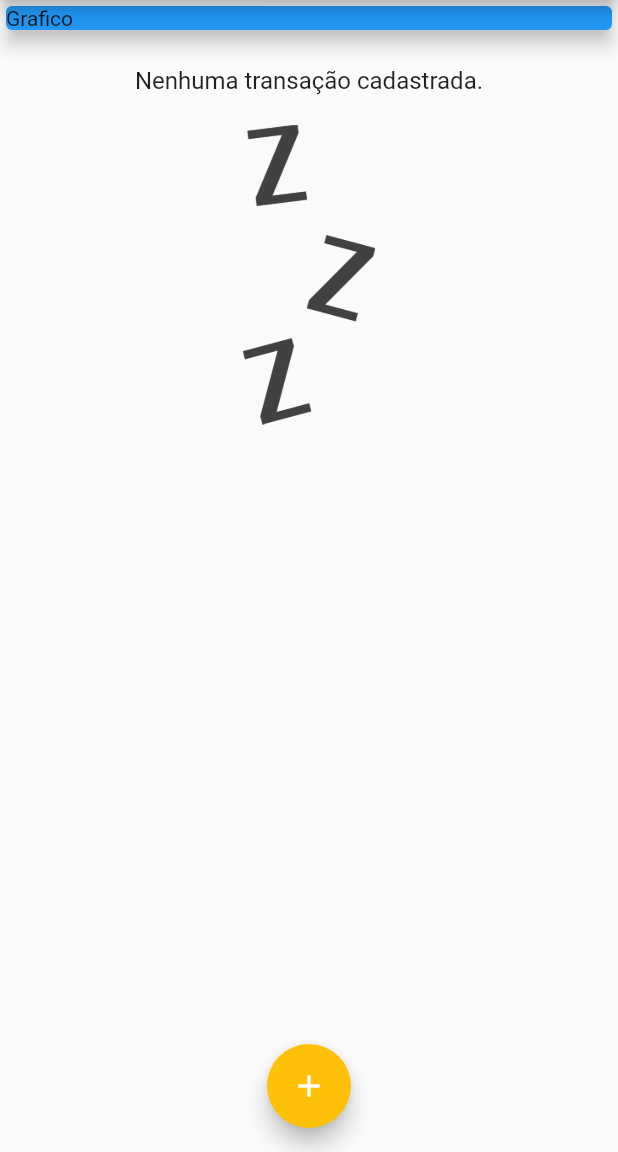
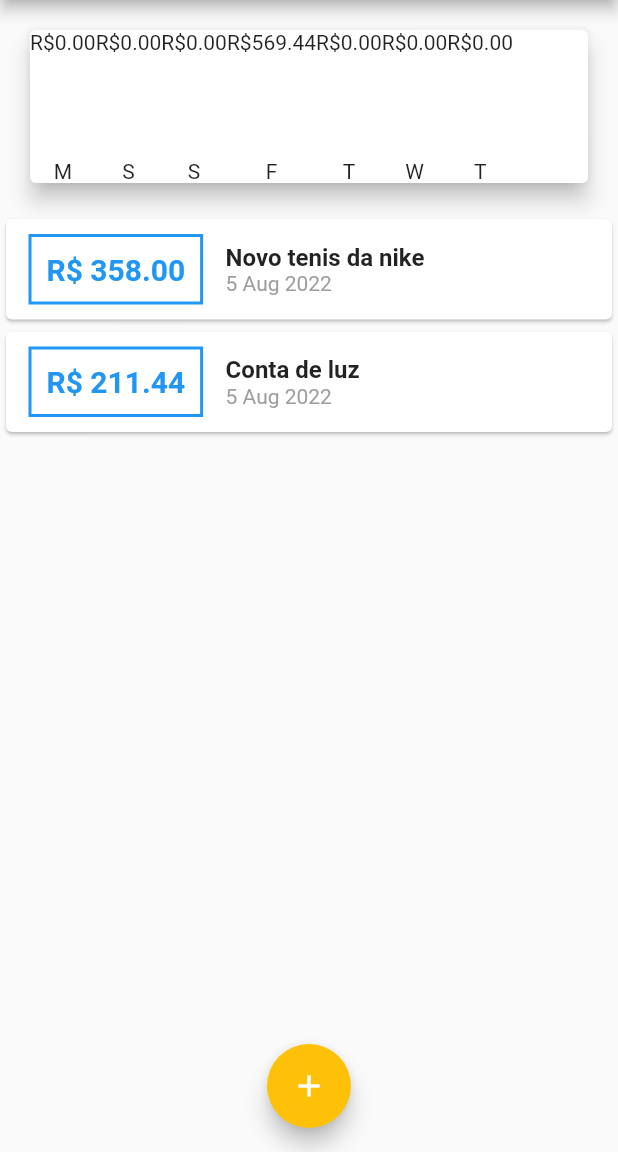
Before and after one commit to FabianoSouzaPereira/expenses, a Flutter app: the screen it shows after launch, on a phone screen of 412 x 824 dp, the part 84-1236 px from its top. Run offline on Flutter 3.47's test engine with Material 2 defaults, Android fonts, the phone set to English and light mode, and no system bars.

Commit message:
add chart_bar

```diff
--- /dev/null
+++ b/lib/components/chart.dart
@@ -0,0 +1,52 @@
+import 'package:flutter/material.dart';
+import 'package:intl/intl.dart';
+import '../models/transaction.dart';
+import 'chart_bar.dart';
+
+class Chart extends StatelessWidget {
+  final List<Transaction> recentTransaction;
+
+  const Chart(this.recentTransaction);
+
+  List<Map<String, Object>> get groupedtransations {
+    return List.generate(7, (index) {
+      final weekDay = DateTime.now().subtract(
+        Duration(days: index),
+      );
+
+      double totalSum = 0.0;
+
+      for (var i = 0; i < recentTransaction.length; i++) {
+        bool sameDay = recentTransaction[i].date.day == weekDay.day;
+        bool sameMonth = recentTransaction[i].date.month == weekDay.month;
+        bool sameYear = recentTransaction[i].date.year == weekDay.year;
+
+        if (sameDay && sameMonth && sameYear) {
+          totalSum += recentTransaction[i].value;
+        }
+      }
+
+      return {
+        'day': DateFormat.E().format(weekDay)[0],
+        'value': totalSum,
+      };
+    });
+  }
+
+  @override
+  Widget build(BuildContext context) {
+    groupedtransations;
+    return Card(
+        elevation: 6,
+        margin: const EdgeInsets.all(20),
+        child: Row(
+          children: groupedtransations.map((tr) {
+            return ChartBar(
+              label: tr['day'].toString(),
+              value: double.parse(tr['value'].toString()).toDouble(),
+              percentage: 0.0,
+            );
+          }).toList(),
+        ));
+  }
+}
--- /dev/null
+++ b/lib/components/chart_bar.dart
@@ -0,0 +1,30 @@
+import 'package:flutter/material.dart';
+
+class ChartBar extends StatelessWidget {
+  final String label;
+  final double value;
+  final double percentage;
+
+  ChartBar({
+    required this.label,
+    required this.value,
+    required this.percentage,
+  });
+
+  @override
+  Widget build(BuildContext context) {
+    return Column(
+      children: <Widget>[
+        Text('R\$${value.toStringAsFixed(2)}'),
+        SizedBox(height: 5),
+        Container(
+          height: 60,
+          width: 10,
+          child: null,
+        ),
+        SizedBox(height: 5),
+        Text(label),
+      ],
+    );
+  }
+}
--- a/lib/main.dart
+++ b/lib/main.dart
@@ -1,3 +1,4 @@
+import 'package:expenses/components/chart.dart';
 import 'package:expenses/components/transaction_Form.dart';
 import 'package:flutter/material.dart';
 import 'components/transaction_List.dart';
@@ -49,14 +50,27 @@ class MyHomePage extends StatefulWidget {
 
 class _MyHomePageState extends State<MyHomePage> {
   final List<Transaction> _transactions = [
-    // Transaction(
-    //     id: 't1',
-    //     title: 'Novo tenis da nike',
-    //     value: 358.00,
-    //     date: DateTime.now()),
-    // Transaction(
-    //     id: 't2', title: 'Conta de luz', value: 211.44, date: DateTime.now()),
+    Transaction(
+      id: 't0',
+      title: 'Novo tenis da nike',
+      value: 358.00,
+      date: DateTime.now().subtract(const Duration(days: 3)),
+    ),
+    Transaction(
+      id: 't1',
+      title: 'Conta de luz',
+      value: 211.44,
+      date: DateTime.now().subtract(const Duration(days: 3)),
+    ),
   ];
+
+  List<Transaction> get _recentTransactions {
+    return _transactions.where((tr) {
+      return tr.date.isAfter(DateTime.now().subtract(
+        const Duration(days: 7),
+      ));
+    }).toList();
+  }
 
   _addTransaction(String title, double value) {
     final newTransaction = Transaction(
@@ -98,14 +112,7 @@ class _MyHomePageState extends State<MyHomePage> {
         child: Column(
           crossAxisAlignment: CrossAxisAlignment.stretch,
           children: <Widget>[
-            Container(
-              width: double.infinity,
-              child: const Card(
-                color: Colors.blue,
-                elevation: 5,
-                child: Text('Grafico'),
-              ),
-            ),
+            Chart(_recentTransactions),
             TransactionList(_transactions),
           ],
         ),
```
